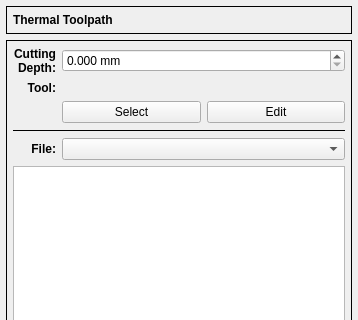
Old version of the form G2G/forms/thermalform.ui in the repository aLDime/GERBER_X2; both pictures show x 0 to 358 and y 0 to 320 of the 358 by 610 pixel window.
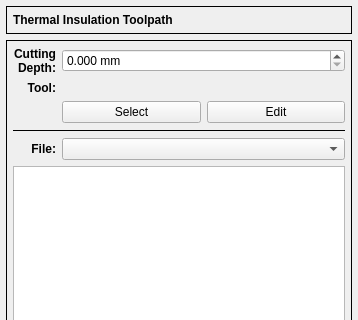
New version of the form. Custom widgets are drawn as their Qt base class.

```diff
--- a/G2G/forms/thermalform.ui
+++ b/G2G/forms/thermalform.ui
@@ -59,7 +59,7 @@
          </font>
         </property>
         <property name="text">
-         <string>Thermal Toolpath</string>
+         <string>Thermal Insulation Toolpath</string>
         </property>
        </widget>
       </item>
```
